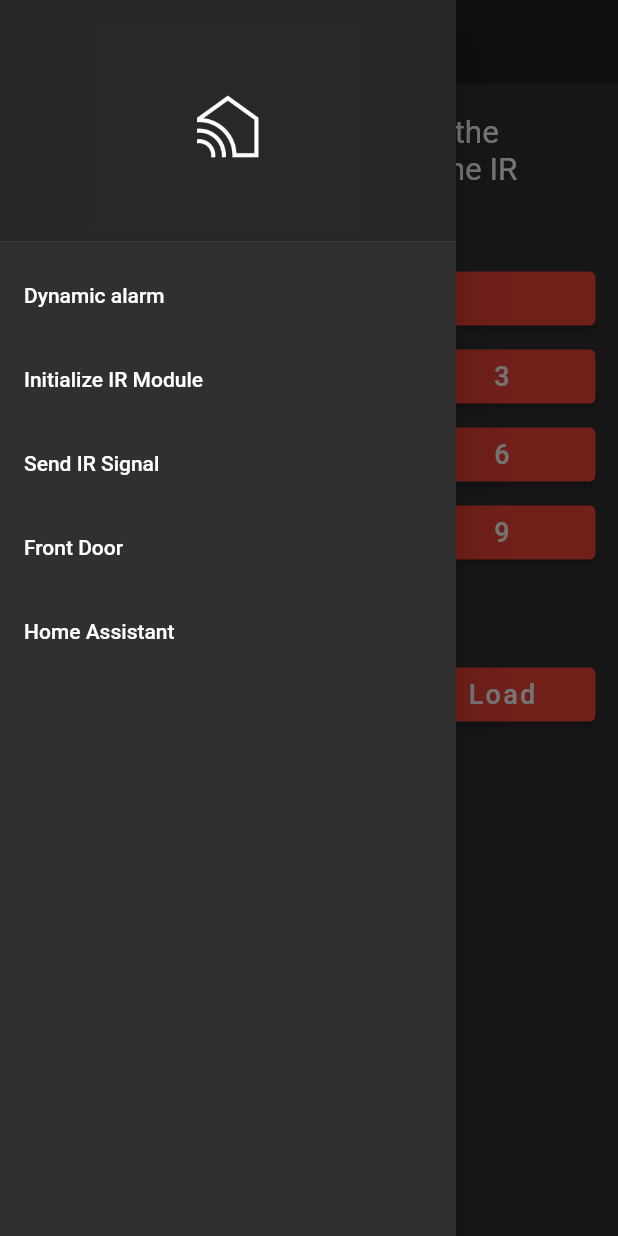
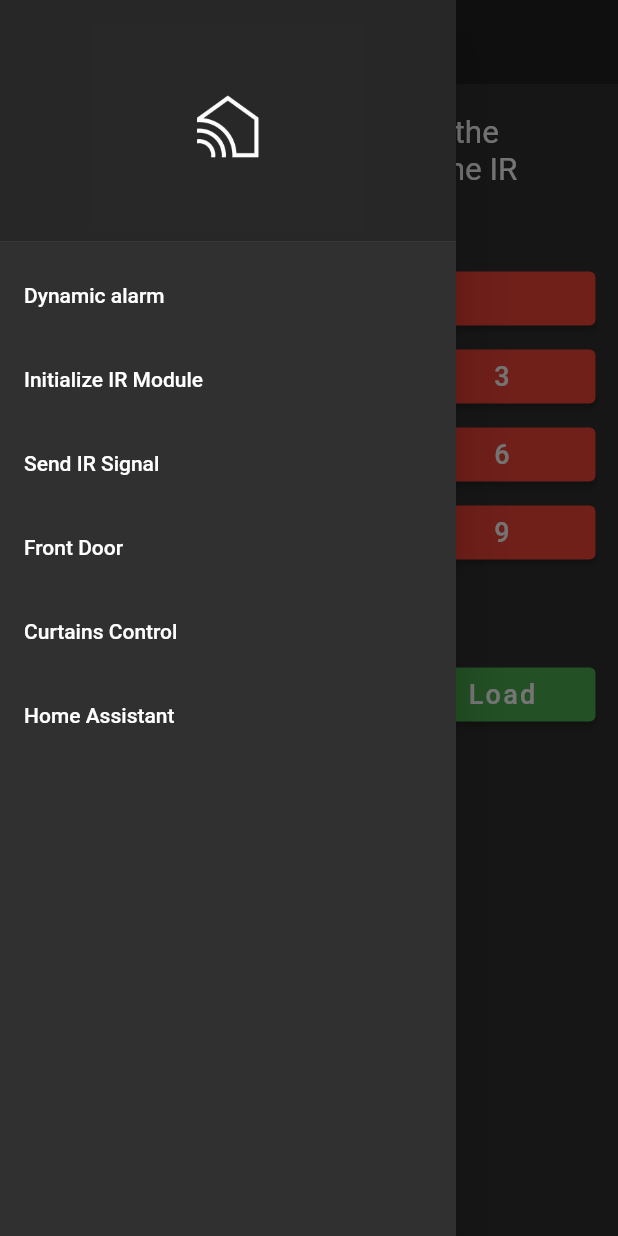
Before and after one commit to HazemIbrahim98/smart_home, a Flutter app: the InfraredPage screen opened by its route, with the side drawer open, on a phone screen of 412 x 824 dp. Run offline on Flutter 3.47's test engine with Material 2 defaults, Android fonts, the phone set to English and light mode, and no system bars; our stand-ins replace date_time_picker, flutter_local_notifications, fluttertoast, google_maps_flutter; missing offline and left inert: ez_mqtt_client, flutter_vlc_player, flutter_webview_plugin, google_map_location_picker; Roboto replaces fonts that are missing (OpenSans).

Commit message:
curtains

```diff
--- a/lib/constats.dart
+++ b/lib/constats.dart
@@ -1,2 +1,2 @@
-final serverIP = '192.168.208.194';
+final serverIP = '192.168.1.19';
 final rtspIP = 'http://192.168.1.11:8080/video';
--- a/lib/init_IR_page.dart
+++ b/lib/init_IR_page.dart
@@ -1,5 +1,4 @@
 import 'package:flutter/material.dart';
-import 'package:fluttertoast/fluttertoast.dart';
 import 'package:smart_home/my_reused_widgets.dart';
 import 'package:flutter_staggered_grid_view/flutter_staggered_grid_view.dart';
 import 'package:ez_mqtt_client/ez_mqtt_client.dart';
--- a/lib/main.dart
+++ b/lib/main.dart
@@ -1,4 +1,5 @@
 import 'package:flutter/material.dart';
+import 'package:smart_home/curtains_page.dart';
 import 'package:smart_home/door_page.dart';
 import 'package:smart_home/my_reused_widgets.dart';
 import 'package:smart_home/remote_page.dart';
@@ -51,6 +52,7 @@ class MyApp extends StatelessWidget {
         'Webpage': (context) => SafeArea(child: WebPage()),
         'Send IR Page': (context) => SafeArea(child: RemotePage()),
         'Door Page': (context) => SafeArea(child: DoorPage()),
+        'Curtains Page': (context) => SafeArea(child: CurtainsPage()),
       },
       home: HomePage(),
     );
--- a/lib/my_reused_widgets.dart
+++ b/lib/my_reused_widgets.dart
@@ -61,6 +61,16 @@ Widget myDrawer(BuildContext context) {
           },
         ),
         ListTile(
+          title: Text('Curtains Control'),
+          onTap: () {
+            Navigator.pop(context);
+            if (ModalRoute.of(context).settings.name != '/')
+              Navigator.pop(context);
+
+            Navigator.pushNamed(context, 'Curtains Page');
+          },
+        ),
+        ListTile(
           title: Text('Home Assistant'),
           onTap: () {
             Navigator.pop(context);
@@ -80,7 +90,7 @@ Widget myButton(BuildContext context, String text, Function onpress) {
     child: ElevatedButton(
       onPressed: onpress,
       style: ElevatedButton.styleFrom(
-          primary: Colors.red, onPrimary: Colors.black),
+          primary: Colors.green, onPrimary: Colors.black),
       child: Text(
         text,
         style: const TextStyle(
```
Also changed, not shown: lib/curtains_page.dart (added, +63 -0 lines).
